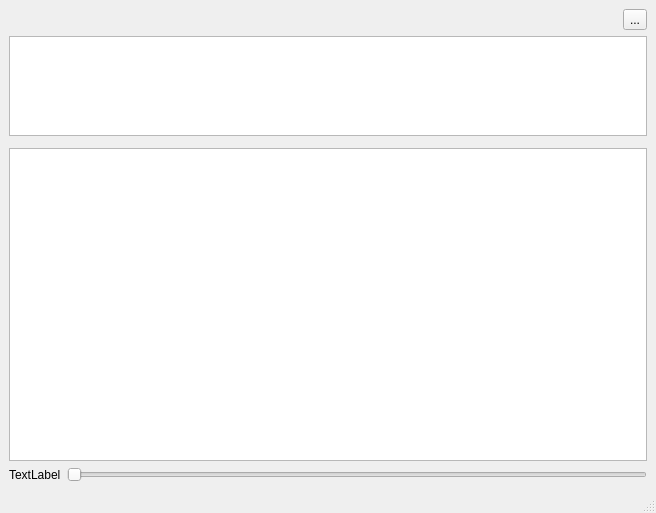
Old version of the form src/MainWindow.ui in the repository KDE/krono.
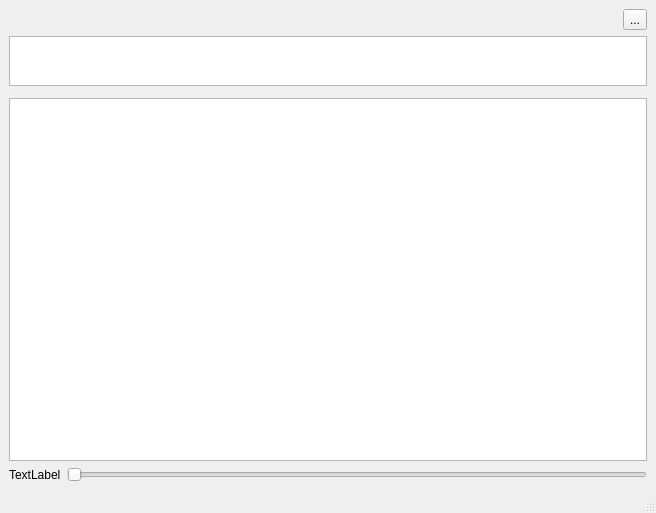
New version of the form. Custom widgets are drawn as their Qt base class.

Commit message: Redesign the category browser

Diff of the .ui file:
```diff
--- a/src/MainWindow.ui
+++ b/src/MainWindow.ui
@@ -43,7 +43,7 @@
       <property name="maximumSize">
        <size>
         <width>16777215</width>
-        <height>100</height>
+        <height>50</height>
        </size>
       </property>
       <property name="viewMode">
```
Left out of the diff: 3 changed lines with no effect on the pictures. The commit also changes 2 other files.
